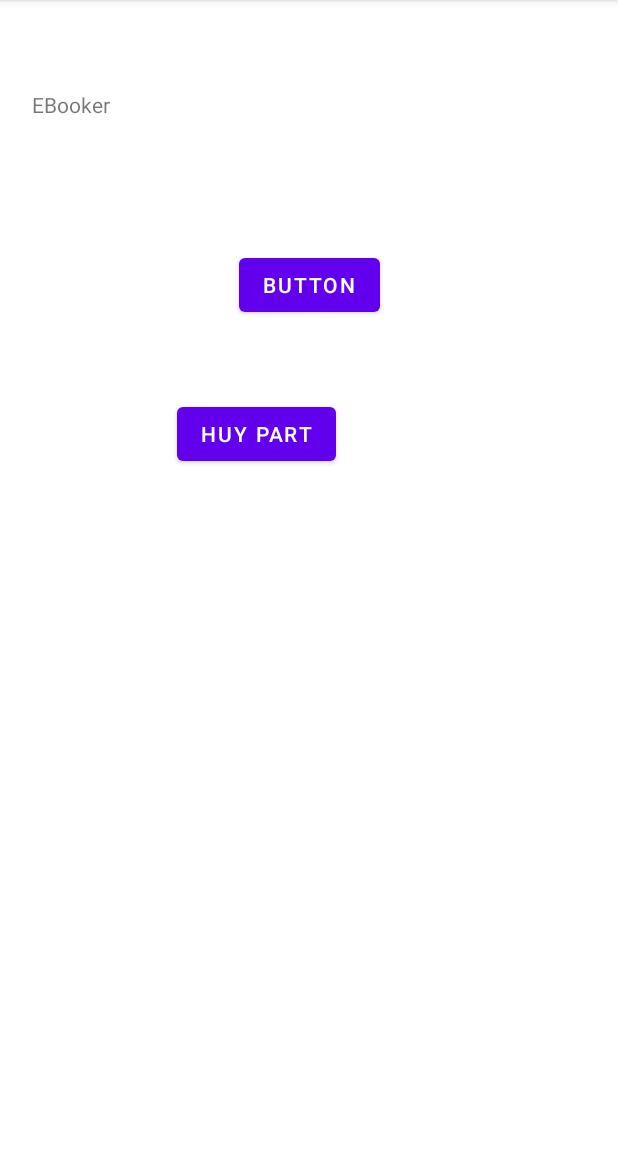
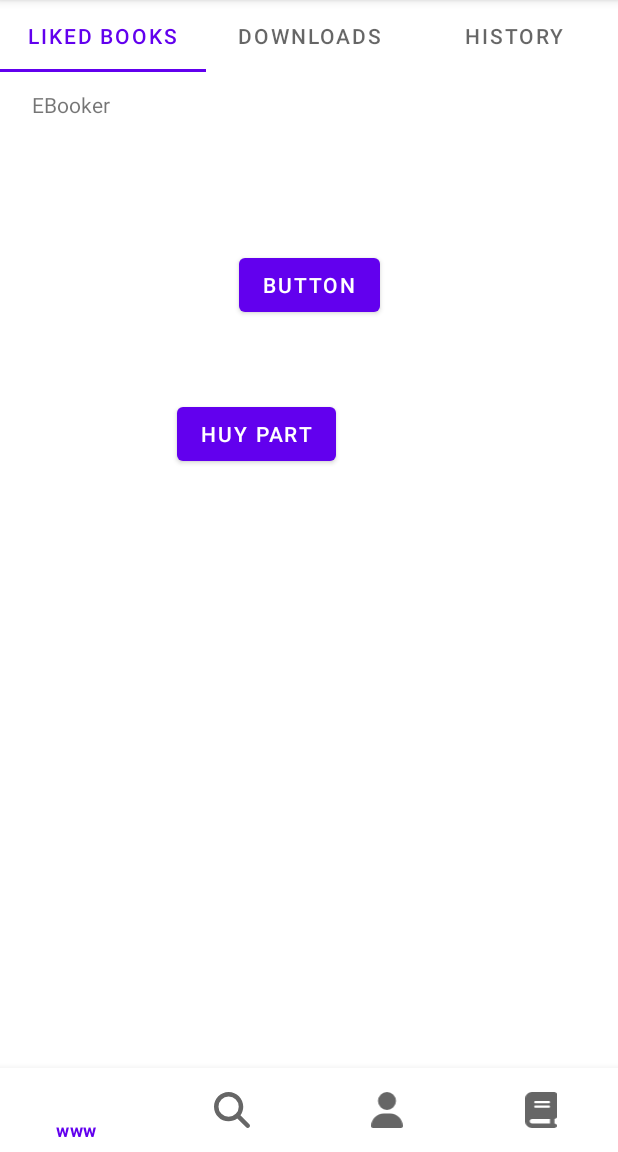
Before and after one commit to NguyenQuang179/HMQL_Mobile_20KTPM1_EBookApp, an Android app: the screen it shows after launch (MainActivity), on a phone screen of 412 x 824 dp, the part 84-1236 px from its top. Run offline under Robolectric (Android 15) with nearby library versions, the phone set to English and light mode, and no system bars.

Commit message:
Fragment experiment

```diff
--- a/app/build.gradle
+++ b/app/build.gradle
@@ -45,4 +45,12 @@ dependencies {
 
     //Huy
     implementation "androidx.viewpager:viewpager:1.0.0"
+
+
+
+    // Java language implementation
+    implementation("androidx.fragment:fragment:1.5.6")
+    // Kotlin
+    implementation("androidx.fragment:fragment-ktx:1.5.6")
+
 }
--- a/app/src/main/AndroidManifest.xml
+++ b/app/src/main/AndroidManifest.xml
@@ -15,9 +15,7 @@
         <activity
             android:name=".MyBooksListActivity"
             android:exported="false" />
-        <activity
-            android:name=".myBooksActivity"
-            android:exported="false" />
+
         <activity
             android:name=".ReadingScreen"
             android:exported="false" >
@@ -41,7 +39,8 @@
         </activity>
         <activity
             android:name=".MainActivity"
-            android:exported="true" >
+            android:exported="true"
+            android:windowSoftInputMode="adjustNothing"><!--keyboard adjustment-->
             <intent-filter>
                 <action android:name="android.intent.action.MAIN" />
 
@@ -51,6 +50,8 @@
             <meta-data
                 android:name="android.app.lib_name"
                 android:value="" />
+
+
         </activity>
     </application>
 
--- a/app/src/main/java/com/example/hmql_ebookapp/MainActivity.kt
+++ b/app/src/main/java/com/example/hmql_ebookapp/MainActivity.kt
@@ -5,6 +5,10 @@ import android.content.Intent
 import androidx.appcompat.app.AppCompatActivity
 import android.os.Bundle
 import android.widget.Button
+import android.widget.Toast
+import androidx.fragment.app.add
+import androidx.fragment.app.commit
+import com.google.android.material.navigation.NavigationBarView
 
 class MainActivity : AppCompatActivity() {
     @SuppressLint("MissingInflatedId")
@@ -20,9 +24,44 @@ class MainActivity : AppCompatActivity() {
 
         var huybtn = findViewById<Button>(R.id.huyButton);
         huybtn.setOnClickListener({
-            var intent = Intent(this, MyBooksListActivity::class.java)
-            startActivity(intent);
+            supportFragmentManager.commit {
+                setReorderingAllowed(true)
+                add<MyBooksFragment>(R.id.fragment_container_view)
+            }
         })
 
+
+            val navBar = findViewById<NavigationBarView>(R.id.bottom_navigation)
+        //Bottom Navigation Menu
+            navBar.setOnItemSelectedListener{ item ->
+            when(item.itemId) {
+                R.id.item_1 -> {
+                    // Respond to navigation item 1 click
+                    true
+                }
+                R.id.item_2 -> {
+                    Toast.makeText(this,"open Find Menu",Toast.LENGTH_SHORT).show()
+                    // Respond to navigation item 2 click
+                    true
+
+                }
+                R.id.item_3 -> {
+                    // Respond to navigation item 1 click
+                    true
+                }
+                R.id.item_4 -> {
+                    // Respond to navigation item 2 click
+                    //setCurrentFragment(Fragment01())
+                    supportFragmentManager.commit {
+                        add<MyBooksFragment>(R.id.fragment_container_view)
+                        setReorderingAllowed(true)
+                        addToBackStack("name") // name can be null
+                    }
+
+                    true
+                }
+                else -> false
+            }
+        }
     }
 }
--- /dev/null
+++ b/app/src/main/java/com/example/hmql_ebookapp/MyBooksFragment.kt
@@ -0,0 +1,84 @@
+package com.example.hmql_ebookapp
+
+import android.os.Bundle
+import androidx.fragment.app.Fragment
+import android.view.LayoutInflater
+import android.view.View
+import android.view.ViewGroup
+import android.widget.Toast
+import com.google.android.material.navigation.NavigationBarView
+import com.google.android.material.tabs.TabLayout
+
+// TODO: Rename parameter arguments, choose names that match
+// the fragment initialization parameters, e.g. ARG_ITEM_NUMBER
+private const val ARG_PARAM1 = "param1"
+private const val ARG_PARAM2 = "param2"
+
+/**
+ * A simple [Fragment] subclass.
+ * Use the [MyBooksFragment.newInstance] factory method to
+ * create an instance of this fragment.
+ */
+class MyBooksFragment : Fragment() {
+    // TODO: Rename and change types of parameters
+    private var param1: String? = null
+    private var param2: String? = null
+
+    override fun onCreate(savedInstanceState: Bundle?) {
+        super.onCreate(savedInstanceState)
+        arguments?.let {
+            param1 = it.getString(ARG_PARAM1)
+            param2 = it.getString(ARG_PARAM2)
+        }
+
+    }
+
+    override fun onCreateView(
+        inflater: LayoutInflater, container: ViewGroup?,
+        savedInstanceState: Bundle?
+    ): View? {
+        // Inflate the layout for this fragment
+
+        return inflater.inflate(R.layout.fragment_my_books, container, false)
+    }
+
+    override fun onViewCreated(view: View, savedInstanceState: Bundle?) {
+        super.onViewCreated(view, savedInstanceState);
+
+        val tabLayout = view.findViewById<TabLayout>(R.id.myBooksTabFragmentLayout)
+        tabLayout.addOnTabSelectedListener(object : TabLayout.OnTabSelectedListener {
+
+            override fun onTabSelected(tab: TabLayout.Tab?) {
+                // Handle tab select
+                Toast.makeText(view.context, tab.toString(), Toast.LENGTH_LONG).show()
+            }
+
+            override fun onTabReselected(tab: TabLayout.Tab?) {
+                // Handle tab reselect
+            }
+
+            override fun onTabUnselected(tab: TabLayout.Tab?) {
+                // Handle tab unselect
+            }
+        })
+    }
+    companion object {
+        /**
+         * Use this factory method to create a new instance of
+         * this fragment using the provided parameters.
+         *
+         * @param param1 Parameter 1.
+         * @param param2 Parameter 2.
+         * @return A new instance of fragment MyBooksFragment.
+         */
+        // TODO: Rename and change types and number of parameters
+        @JvmStatic
+        fun newInstance(param1: String, param2: String) =
+            MyBooksFragment().apply {
+                arguments = Bundle().apply {
+                    putString(ARG_PARAM1, param1)
+                    putString(ARG_PARAM2, param2)
+                }
+            }
+    }
+}
--- /dev/null
+++ b/app/src/main/res/drawable/book_solid.xml
@@ -0,0 +1,9 @@
+<vector xmlns:android="http://schemas.android.com/apk/res/android"
+    android:width="448dp"
+    android:height="512dp"
+    android:viewportWidth="448"
+    android:viewportHeight="512">
+  <path
+      android:fillColor="#FF000000"
+      android:pathData="M96,0C43,0 0,43 0,96L0,416c0,53 43,96 96,96L384,512h32c17.7,0 32,-14.3 32,-32s-14.3,-32 -32,-32L416,384c17.7,0 32,-14.3 32,-32L448,32c0,-17.7 -14.3,-32 -32,-32L384,0 96,0zM96,384L352,384v64L96,448c-17.7,0 -32,-14.3 -32,-32s14.3,-32 32,-32zM128,144c0,-8.8 7.2,-16 16,-16L336,128c8.8,0 16,7.2 16,16s-7.2,16 -16,16L144,160c-8.8,0 -16,-7.2 -16,-16zM144,192L336,192c8.8,0 16,7.2 16,16s-7.2,16 -16,16L144,224c-8.8,0 -16,-7.2 -16,-16s7.2,-16 16,-16z"/>
+</vector>
--- /dev/null
+++ b/app/src/main/res/drawable/user_solid.xml
@@ -0,0 +1,9 @@
+<vector xmlns:android="http://schemas.android.com/apk/res/android"
+    android:width="448dp"
+    android:height="512dp"
+    android:viewportWidth="448"
+    android:viewportHeight="512">
+  <path
+      android:fillColor="#FF000000"
+      android:pathData="M224,256A128,128 0,1 0,224 0a128,128 0,1 0,0 256zM178.3,304C79.8,304 0,383.8 0,482.3C0,498.7 13.3,512 29.7,512L418.3,512c16.4,0 29.7,-13.3 29.7,-29.7C448,383.8 368.2,304 269.7,304L178.3,304z"/>
+</vector>
--- a/app/src/main/res/layout/activity_main.xml
+++ b/app/src/main/res/layout/activity_main.xml
@@ -5,6 +5,8 @@
     android:layout_width="match_parent"
     android:layout_height="match_parent"
     tools:context=".MainActivity">
+
+
 
     <TextView
         android:id="@+id/eBooker"
@@ -35,4 +37,26 @@
         android:text="Huy Part"
         app:layout_constraintEnd_toEndOf="@+id/button"
         app:layout_constraintTop_toTopOf="parent" />
+
+<!--    Fragment View-->
+    <androidx.fragment.app.FragmentContainerView
+        android:id="@+id/fragment_container_view"
+        android:layout_width="match_parent"
+        android:layout_height="match_parent"
+        tools:layout_editor_absoluteX="-16dp"
+        tools:layout_editor_absoluteY="0dp"
+        android:name="com.example.hmql_ebookapp.MyBooksFragment"
+        tools:layout="@layout/activity_main" />
+    <!--    Bottom Navigation Bar-->
+    <com.google.android.material.bottomnavigation.BottomNavigationView
+        android:id="@+id/bottom_navigation"
+        android:layout_width="match_parent"
+        android:layout_height="wrap_content"
+        app:layout_constraintBottom_toBottomOf="parent"
+        app:layout_constraintEnd_toEndOf="parent"
+        app:layout_constraintHorizontal_bias="0.0"
+        app:layout_constraintStart_toStartOf="parent"
+        app:layout_constraintTop_toTopOf="parent"
+        app:layout_constraintVertical_bias="1.0"
+        app:menu="@menu/bottom_navigation_menu" />
 </androidx.constraintlayout.widget.ConstraintLayout>
--- /dev/null
+++ b/app/src/main/res/layout/fragment_my_books.xml
@@ -0,0 +1,38 @@
+<?xml version="1.0" encoding="utf-8"?>
+<FrameLayout xmlns:android="http://schemas.android.com/apk/res/android"
+    xmlns:tools="http://schemas.android.com/tools"
+    android:layout_width="match_parent"
+    android:layout_height="match_parent"
+    xmlns:app="http://schemas.android.com/apk/res-auto"
+    tools:context=".MyBooksFragment">
+
+    <!-- TODO: Update blank fragment layout -->
+    <TextView
+        android:layout_width="match_parent"
+        android:layout_height="match_parent"
+        android:text="@string/hello_blank_fragment" />
+
+    <com.google.android.material.tabs.TabLayout
+        android:id="@+id/myBooksTabFragmentLayout"
+        android:layout_width="match_parent"
+        android:layout_height="wrap_content"
+        app:tabMode="fixed">
+
+        <com.google.android.material.tabs.TabItem
+            android:layout_width="wrap_content"
+            android:layout_height="wrap_content"
+            android:text="@string/tab1"
+            />
+
+        <com.google.android.material.tabs.TabItem
+            android:layout_width="wrap_content"
+            android:layout_height="wrap_content"
+            android:text="Downloads"
+            />
+        <com.google.android.material.tabs.TabItem
+            android:layout_width="wrap_content"
+            android:layout_height="wrap_content"
+            android:text="History"
+            />
+    </com.google.android.material.tabs.TabLayout>
+</FrameLayout>
--- /dev/null
+++ b/app/src/main/res/menu/bottom_navigation_menu.xml
@@ -0,0 +1,23 @@
+<?xml version="1.0" encoding="utf-8"?>
+<menu xmlns:android="http://schemas.android.com/apk/res/android">
+    <item
+        android:id="@+id/item_1"
+        android:enabled="true"
+
+        android:title="www" />
+    <item
+        android:id="@+id/item_2"
+        android:enabled="true"
+        android:icon="@drawable/magnifying_glass_solid"
+        android:title=""/>
+    <item
+        android:id="@+id/item_3"
+        android:enabled="true"
+        android:icon="@drawable/user_solid"
+        android:title=""/>
+    <item
+        android:id="@+id/item_4"
+        android:enabled="true"
+        android:icon="@drawable/book_solid"
+        android:title=""/>
+</menu>
--- a/app/src/main/res/values/strings.xml
+++ b/app/src/main/res/values/strings.xml
@@ -11,4 +11,7 @@
         <item>5cm/s</item>
         <item>Chúa tể của những chiếc nhẫn</item>
     </string-array>
+    <!-- TODO: Remove or change this placeholder text -->
+    <string name="hello_blank_fragment">Hello blank fragment</string>
+    <string name="tab1">Liked Books</string>
 </resources>
```
